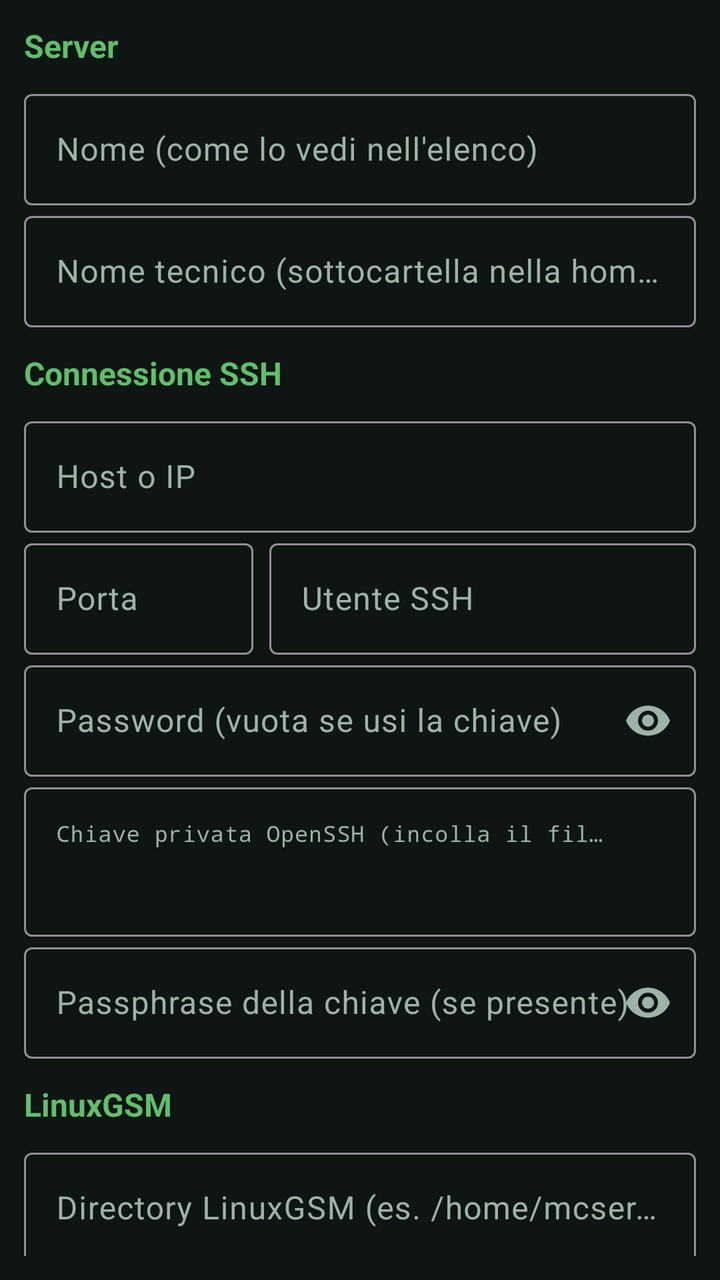
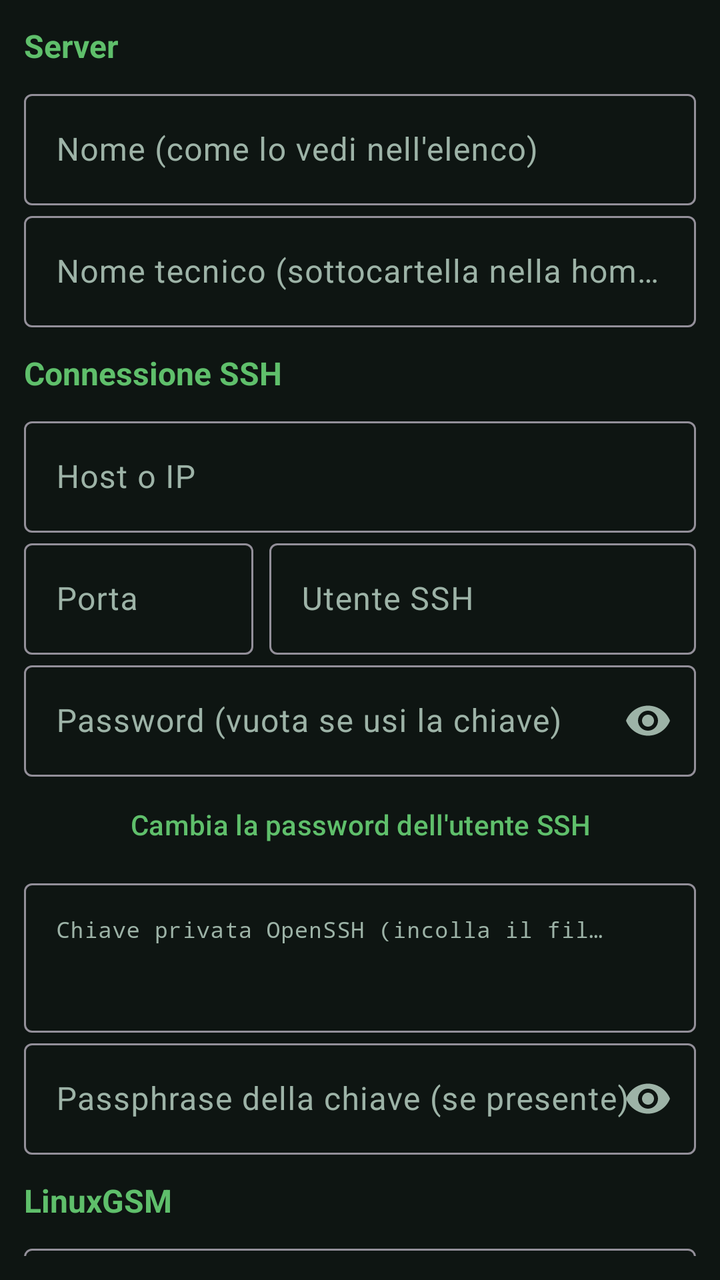

Compare the two renders of this Android layout. The source of the first and the diff that turns it into the second are given below.
<!-- AndroidManifest.xml: application theme Theme.McMonitor -->
<!-- res/layout/fragment_settings.xml -->
<?xml version="1.0" encoding="utf-8"?>
<androidx.core.widget.NestedScrollView xmlns:android="http://schemas.android.com/apk/res/android"
    xmlns:app="http://schemas.android.com/apk/res-auto"
    android:layout_width="match_parent"
    android:layout_height="match_parent"
    android:padding="12dp">

    <LinearLayout
        android:layout_width="match_parent"
        android:layout_height="wrap_content"
        android:orientation="vertical">

        <TextView
            style="@style/CardTitle"
            android:layout_width="wrap_content"
            android:layout_height="wrap_content"
            android:text="Server" />

        <com.google.android.material.textfield.TextInputLayout
            android:layout_width="match_parent"
            android:layout_height="wrap_content"
            android:hint="Nome (come lo vedi nell'elenco)">

            <com.google.android.material.textfield.TextInputEditText
                android:id="@+id/name"
                android:layout_width="match_parent"
                android:layout_height="wrap_content"
                android:inputType="textCapWords"
                android:maxLines="1" />
        </com.google.android.material.textfield.TextInputLayout>

        <com.google.android.material.textfield.TextInputLayout
            android:layout_width="match_parent"
            android:layout_height="wrap_content"
            android:hint="Nome tecnico (sottocartella nella home)">

            <com.google.android.material.textfield.TextInputEditText
                android:id="@+id/slug"
                android:layout_width="match_parent"
                android:layout_height="wrap_content"
                android:inputType="text"
                android:maxLines="1" />
        </com.google.android.material.textfield.TextInputLayout>

        <TextView
            style="@style/CardTitle"
            android:layout_width="wrap_content"
            android:layout_height="wrap_content"
            android:layout_marginTop="12dp"
            android:text="Connessione SSH" />

        <com.google.android.material.textfield.TextInputLayout
            android:layout_width="match_parent"
            android:layout_height="wrap_content"
            android:hint="Host o IP">

            <com.google.android.material.textfield.TextInputEditText
                android:id="@+id/host"
                android:layout_width="match_parent"
                android:layout_height="wrap_content"
                android:inputType="textUri"
                android:maxLines="1" />
        </com.google.android.material.textfield.TextInputLayout>

        <LinearLayout
            android:layout_width="match_parent"
            android:layout_height="wrap_content"
            android:orientation="horizontal">

            <com.google.android.material.textfield.TextInputLayout
                android:layout_width="0dp"
                android:layout_height="wrap_content"
                android:layout_weight="0.35"
                android:hint="Porta">

                <com.google.android.material.textfield.TextInputEditText
                    android:id="@+id/port"
                    android:layout_width="match_parent"
                    android:layout_height="wrap_content"
                    android:inputType="number"
                    android:maxLines="1" />
            </com.google.android.material.textfield.TextInputLayout>

            <com.google.android.material.textfield.TextInputLayout
                android:layout_width="0dp"
                android:layout_height="wrap_content"
                android:layout_marginStart="8dp"
                android:layout_weight="0.65"
                android:hint="Utente SSH">

                <com.google.android.material.textfield.TextInputEditText
                    android:id="@+id/user"
                    android:layout_width="match_parent"
                    android:layout_height="wrap_content"
                    android:inputType="text"
                    android:maxLines="1" />
            </com.google.android.material.textfield.TextInputLayout>
        </LinearLayout>

        <com.google.android.material.textfield.TextInputLayout
            android:layout_width="match_parent"
            android:layout_height="wrap_content"
            android:hint="Password (vuota se usi la chiave)"
            app:endIconMode="password_toggle">

            <com.google.android.material.textfield.TextInputEditText
                android:id="@+id/password"
                android:layout_width="match_parent"
                android:layout_height="wrap_content"
                android:inputType="textPassword"
                android:maxLines="1" />
        </com.google.android.material.textfield.TextInputLayout>

        <com.google.android.material.textfield.TextInputLayout
            android:layout_width="match_parent"
            android:layout_height="wrap_content"
            android:hint="Chiave privata OpenSSH (incolla il file intero)">

            <com.google.android.material.textfield.TextInputEditText
                android:id="@+id/privateKey"
                android:layout_width="match_parent"
                android:layout_height="wrap_content"
                android:fontFamily="monospace"
                android:gravity="top"
                android:inputType="textMultiLine"
                android:maxLines="6"
                android:minLines="3"
                android:textSize="11sp" />
        </com.google.android.material.textfield.TextInputLayout>

        <com.google.android.material.textfield.TextInputLayout
            android:layout_width="match_parent"
            android:layout_height="wrap_content"
            android:hint="Passphrase della chiave (se presente)"
            app:endIconMode="password_toggle">

            <com.google.android.material.textfield.TextInputEditText
                android:id="@+id/passphrase"
                android:layout_width="match_parent"
                android:layout_height="wrap_content"
                android:inputType="textPassword"
                android:maxLines="1" />
        </com.google.android.material.textfield.TextInputLayout>

        <TextView
            style="@style/CardTitle"
            android:layout_width="wrap_content"
            android:layout_height="wrap_content"
            android:layout_marginTop="12dp"
            android:text="LinuxGSM" />

        <com.google.android.material.textfield.TextInputLayout
            android:layout_width="match_parent"
            android:layout_height="wrap_content"
            android:hint="Directory LinuxGSM (es. /home/mcserver)">

            <com.google.android.material.textfield.TextInputEditText
                android:id="@+id/lgsmDir"
                android:layout_width="match_parent"
                android:layout_height="wrap_content"
                android:inputType="text"
                android:maxLines="1" />
        </com.google.android.material.textfield.TextInputLayout>

        <com.google.android.material.textfield.TextInputLayout
            android:layout_width="match_parent"
            android:layout_height="wrap_content"
            android:hint="Script LinuxGSM (es. mcserver)">

            <com.google.android.material.textfield.TextInputEditText
                android:id="@+id/script"
                android:layout_width="match_parent"
                android:layout_height="wrap_content"
                android:inputType="text"
                android:maxLines="1" />
        </com.google.android.material.textfield.TextInputLayout>

        <com.google.android.material.textfield.TextInputLayout
            android:layout_width="match_parent"
            android:layout_height="wrap_content"
            android:hint="serverfiles (vuoto = &lt;dir&gt;/serverfiles)">

            <com.google.android.material.textfield.TextInputEditText
                android:id="@+id/serverFiles"
                android:layout_width="match_parent"
                android:layout_height="wrap_content"
                android:inputType="text"
                android:maxLines="1" />
        </com.google.android.material.textfield.TextInputLayout>

        <com.google.android.material.textfield.TextInputLayout
            android:layout_width="match_parent"
            android:layout_height="wrap_content"
            android:hint="Sessione tmux (vuoto = nome dello script)">

            <com.google.android.material.textfield.TextInputEditText
                android:id="@+id/tmuxSession"
                android:layout_width="match_parent"
                android:layout_height="wrap_content"
                android:inputType="text"
                android:maxLines="1" />
        </com.google.android.material.textfield.TextInputLayout>

        <com.google.android.material.materialswitch.MaterialSwitch
            android:id="@+id/useLgsmSend"
            android:layout_width="match_parent"
            android:layout_height="wrap_content"
            android:layout_marginTop="4dp"
            android:checked="true"
            android:text="Invia comandi con &quot;lgsm send&quot; (altrimenti tmux)" />

        <TextView
            style="@style/CardTitle"
            android:layout_width="wrap_content"
            android:layout_height="wrap_content"
            android:layout_marginTop="12dp"
            android:text="RCON" />

        <TextView
            android:layout_width="match_parent"
            android:layout_height="wrap_content"
            android:layout_marginBottom="6dp"
            android:text="Con RCON i comandi tornano la risposta del server e non lasciano righe di servizio nel log. Il tunnel SSH lo rende raggiungibile senza aprire porte sul firewall."
            android:textColor="@color/text_dim"
            android:textSize="12sp" />

        <com.google.android.material.materialswitch.MaterialSwitch
            android:id="@+id/rconEnabled"
            android:layout_width="match_parent"
            android:layout_height="wrap_content"
            android:text="Usa RCON per comandi e posizioni" />

        <com.google.android.material.materialswitch.MaterialSwitch
            android:id="@+id/rconTunnel"
            android:layout_width="match_parent"
            android:layout_height="wrap_content"
            android:layout_marginTop="4dp"
            android:checked="true"
            android:text="Passa dal tunnel SSH (consigliato)" />

        <LinearLayout
            android:layout_width="match_parent"
            android:layout_height="wrap_content"
            android:layout_marginTop="4dp"
            android:orientation="horizontal">

            <com.google.android.material.textfield.TextInputLayout
                android:layout_width="0dp"
                android:layout_height="wrap_content"
                android:layout_marginEnd="8dp"
                android:layout_weight="0.4"
                android:hint="Porta RCON">

                <com.google.android.material.textfield.TextInputEditText
                    android:id="@+id/rconPort"
                    android:layout_width="match_parent"
                    android:layout_height="wrap_content"
                    android:inputType="number"
                    android:maxLines="1" />
            </com.google.android.material.textfield.TextInputLayout>

            <com.google.android.material.textfield.TextInputLayout
                android:layout_width="0dp"
                android:layout_height="wrap_content"
                android:layout_weight="0.6"
                android:hint="Password RCON"
                app:endIconMode="password_toggle">

                <com.google.android.material.textfield.TextInputEditText
                    android:id="@+id/rconPassword"
                    android:layout_width="match_parent"
                    android:layout_height="wrap_content"
                    android:inputType="textPassword"
                    android:maxLines="1" />
            </com.google.android.material.textfield.TextInputLayout>
        </LinearLayout>

        <LinearLayout
            android:layout_width="match_parent"
            android:layout_height="wrap_content"
            android:orientation="horizontal">

            <com.google.android.material.button.MaterialButton
                android:id="@+id/btnRconPassword"
                style="@style/Widget.Material3.Button.TextButton"
                android:layout_width="0dp"
                android:layout_height="wrap_content"
                android:layout_weight="1"
                android:text="Genera password" />

            <com.google.android.material.button.MaterialButton
                android:id="@+id/btnRconTest"
                style="@style/Widget.Material3.Button.TextButton"
                android:layout_width="0dp"
                android:layout_height="wrap_content"
                android:layout_weight="1"
                android:text="Prova RCON" />
        </LinearLayout>

        <com.google.android.material.button.MaterialButton
            android:id="@+id/btnRconSetup"
            style="@style/Widget.Material3.Button.TonalButton"
            android:layout_width="match_parent"
            android:layout_height="wrap_content"
            android:text="Attiva RCON sul server e riavvia" />

        <TextView
            style="@style/CardTitle"
            android:layout_width="wrap_content"
            android:layout_height="wrap_content"
            android:layout_marginTop="12dp"
            android:text="Mappa" />

        <com.google.android.material.textfield.TextInputLayout
            android:layout_width="match_parent"
            android:layout_height="wrap_content"
            android:hint="URL mappa web Dynmap/BlueMap (opzionale)">

            <com.google.android.material.textfield.TextInputEditText
                android:id="@+id/webMapUrl"
                android:layout_width="match_parent"
                android:layout_height="wrap_content"
                android:inputType="textUri"
                android:maxLines="1" />
        </com.google.android.material.textfield.TextInputLayout>

        <com.google.android.material.textfield.TextInputLayout
            android:layout_width="match_parent"
            android:layout_height="wrap_content"
            android:hint="Intervallo tracciamento posizioni (secondi)">

            <com.google.android.material.textfield.TextInputEditText
                android:id="@+id/pollSeconds"
                android:layout_width="match_parent"
                android:layout_height="wrap_content"
                android:inputType="number"
                android:maxLines="1" />
        </com.google.android.material.textfield.TextInputLayout>

        <LinearLayout
            android:layout_width="match_parent"
            android:layout_height="wrap_content"
            android:layout_marginTop="12dp"
            android:orientation="horizontal">

            <com.google.android.material.button.MaterialButton
                android:id="@+id/btnSave"
                android:layout_width="0dp"
                android:layout_height="wrap_content"
                android:layout_marginEnd="8dp"
                android:layout_weight="1"
                android:text="Salva" />

            <com.google.android.material.button.MaterialButton
                android:id="@+id/btnTest"
                style="@style/Widget.Material3.Button.OutlinedButton"
                android:layout_width="0dp"
                android:layout_height="wrap_content"
                android:layout_weight="1"
                android:text="Prova connessione" />
        </LinearLayout>

        <com.google.android.material.button.MaterialButton
            android:id="@+id/btnPrepare"
            style="@style/Widget.Material3.Button.TonalButton"
            android:layout_width="match_parent"
            android:layout_height="wrap_content"
            android:layout_marginTop="8dp"
            android:text="Prepara un server vuoto" />

        <com.google.android.material.button.MaterialButton
            android:id="@+id/btnDiagnose"
            style="@style/Widget.Material3.Button.TonalButton"
            android:layout_width="match_parent"
            android:layout_height="wrap_content"
            android:layout_marginTop="8dp"
            android:text="Diagnostica connessione" />

        <com.google.android.material.button.MaterialButton
            android:id="@+id/btnForgetHostKey"
            style="@style/Widget.Material3.Button.TextButton"
            android:layout_width="match_parent"
            android:layout_height="wrap_content"
            android:text="Dimentica fingerprint host" />

        <TextView
            android:id="@+id/testResult"
            style="@style/Mono"
            android:layout_width="match_parent"
            android:layout_height="wrap_content"
            android:layout_marginTop="8dp"
            android:padding="8dp" />

        <TextView
            android:layout_width="match_parent"
            android:layout_height="wrap_content"
            android:layout_marginTop="12dp"
            android:text="Le credenziali restano nella memoria privata dell'app su questo dispositivo. Per sicurezza usa un utente SSH dedicato con accesso a chiave."
            android:textColor="@color/text_dim"
            android:textSize="12sp" />
    </LinearLayout>
</androidx.core.widget.NestedScrollView>
<!-- resources referenced by this layout -->
<resources>
  <color name="text_dim">#9DB3A7</color>
  <style name="CardTitle">
          <item name="android:textSize">16sp</item>
          <item name="android:textStyle">bold</item>
          <item name="android:textColor">@color/grass</item>
          <item name="android:layout_marginBottom">8dp</item>
      </style>
  <style name="Mono">
          <item name="android:fontFamily">monospace</item>
          <item name="android:textSize">12sp</item>
          <item name="android:textColor">@color/text</item>
          <item name="android:textIsSelectable">true</item>
      </style>
  <style name="Theme.McMonitor" parent="Theme.Material3.Dark.NoActionBar">
          <item name="colorPrimary">@color/grass</item>
          <item name="colorOnPrimary">#06120B</item>
          <item name="colorPrimaryContainer">@color/grass_dark</item>
          <item name="colorOnPrimaryContainer">@color/text</item>
          <item name="colorSecondary">@color/dirt</item>
          <item name="colorError">@color/danger</item>
          <item name="android:colorBackground">@color/bg</item>
          <item name="colorSurface">@color/surface</item>
          <item name="colorSurfaceVariant">@color/surface_high</item>
          <item name="colorOnSurface">@color/text</item>
          <item name="colorOnSurfaceVariant">@color/text_dim</item>
          <item name="android:statusBarColor" tools:targetApi="l">@color/surface</item>
          <item name="android:navigationBarColor" tools:targetApi="l">@color/bg</item>
      </style>
  <color name="grass">#5FBF6B</color>
  <color name="text">#E6F0EA</color>
  <color name="grass_dark">#2E7D32</color>
  <color name="dirt">#8D6E63</color>
  <color name="danger">#EF5350</color>
  <color name="bg">#0E1512</color>
  <color name="surface">#16211C</color>
  <color name="surface_high">#1D2C25</color>
</resources>

<!-- the commit's change to res/layout/fragment_settings.xml (unified diff, before → after) -->
@@ -111,6 +111,13 @@
                 android:maxLines="1" />
         </com.google.android.material.textfield.TextInputLayout>
 
+        <com.google.android.material.button.MaterialButton
+            android:id="@+id/btnChangePassword"
+            style="@style/Widget.Material3.Button.TextButton"
+            android:layout_width="match_parent"
+            android:layout_height="wrap_content"
+            android:text="Cambia la password dell'utente SSH" />
+
         <com.google.android.material.textfield.TextInputLayout
             android:layout_width="match_parent"
             android:layout_height="wrap_content"
